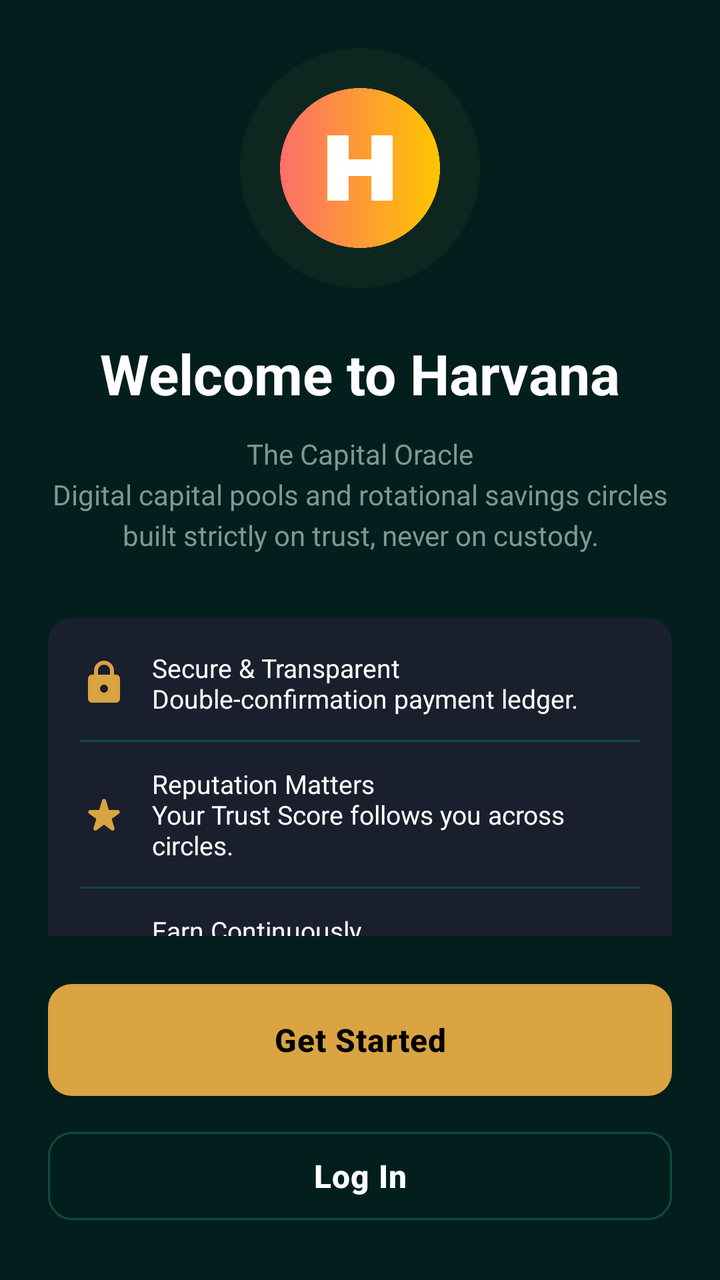
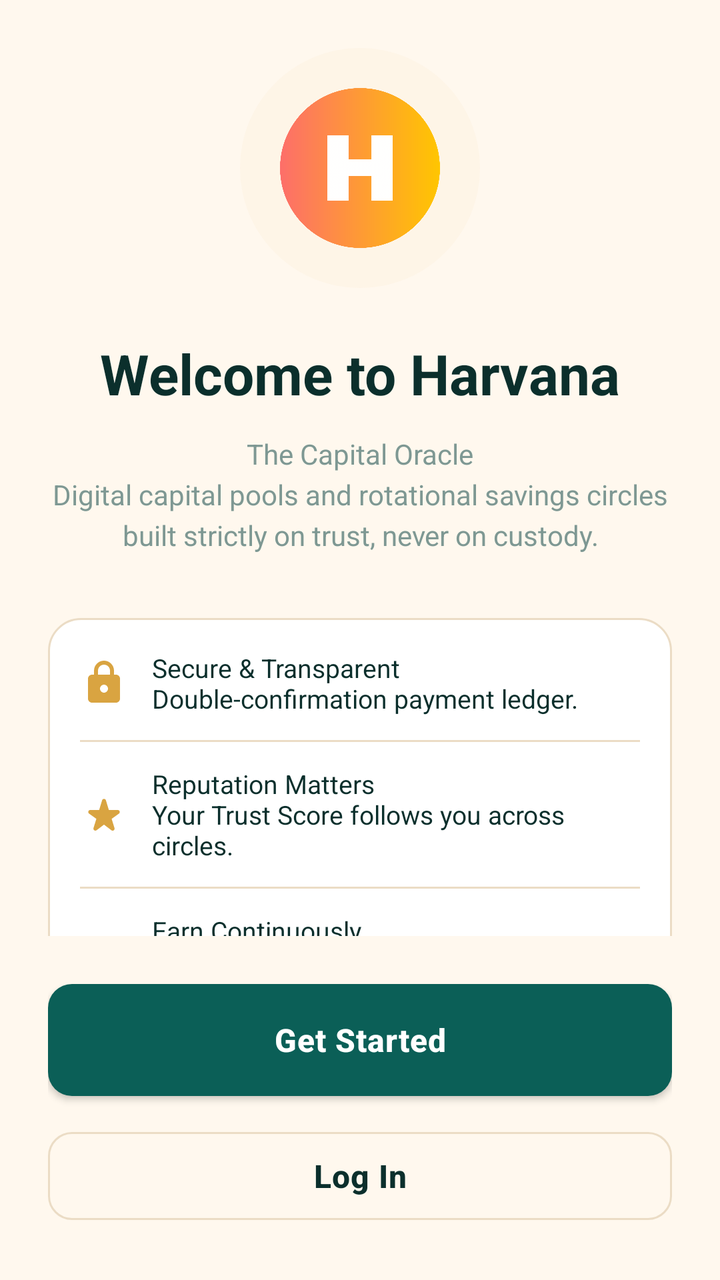

Before-and-after screenshots of an Android layout around one commit, followed by the original layout XML and the change that was made.
<!-- AndroidManifest.xml: application theme AppTheme -->
<!-- res/layout/welcome.xml -->
<?xml version="1.0" encoding="utf-8"?>
<LinearLayout
    xmlns:android="http://schemas.android.com/apk/res/android"
    xmlns:app="http://schemas.android.com/apk/res-auto"
    android:layout_width="match_parent"
    android:layout_height="match_parent"
    android:orientation="vertical"
    android:background="@color/colorBackgroundMain"
    android:id="@+id/_main">

    <androidx.core.widget.NestedScrollView
        android:layout_width="match_parent"
        android:layout_height="0dp"
        android:layout_weight="1"
        android:fillViewport="true">
        
        <LinearLayout
            android:layout_width="match_parent"
            android:layout_height="wrap_content"
            android:padding="24dp"
            android:orientation="vertical"
            android:gravity="center_vertical">

            
            <FrameLayout
                android:layout_width="120dp"
                android:layout_height="120dp"
                android:layout_gravity="center_horizontal"
                android:layout_marginBottom="24dp">
                <ImageView
                    android:layout_width="match_parent"
                    android:layout_height="match_parent"
                    android:src="@drawable/ic_harv_glow_logo"
                    android:alpha="0.5"/>
                <ImageView
                    android:layout_width="80dp"
                    android:layout_height="80dp"
                    android:layout_gravity="center"
                    android:src="@drawable/ic_launcher_round"
                    android:scaleType="fitCenter"
                    android:contentDescription="Harvana Logo" />
            </FrameLayout>

            <TextView
                android:layout_width="wrap_content"
                android:layout_height="wrap_content"
                android:text="Welcome to Harvana"
                android:textColor="#FFFFFF"
                android:textSize="28sp"
                android:textStyle="bold"
                android:layout_gravity="center_horizontal" />

            <TextView
                android:layout_width="match_parent"
                android:layout_height="wrap_content"
                android:layout_marginTop="12dp"
                android:layout_marginBottom="32dp"
                android:gravity="center_horizontal"
                android:text="The Capital Oracle\nDigital capital pools and rotational savings circles built strictly on trust, never on custody."
                android:textColor="@color/colorTextMuted"
                android:textSize="14sp"
                android:lineSpacingExtra="4dp"/>

            
            <LinearLayout
                android:layout_width="match_parent"
                android:layout_height="wrap_content"
                android:orientation="vertical"
                android:background="@drawable/bg_surface_light"
                android:padding="16dp">

                <LinearLayout
                    android:layout_width="match_parent"
                    android:layout_height="wrap_content"
                    android:gravity="center_vertical"
                    android:orientation="horizontal">
                    <ImageView
                        android:layout_width="24dp"
                        android:layout_height="24dp"
                        android:src="@drawable/icon_lock_round"
                        app:tint="@color/colorHarvOrange" />
                    <TextView
                        android:layout_width="wrap_content"
                        android:layout_height="wrap_content"
                        android:layout_marginStart="12dp"
                        android:text="Secure &amp; Transparent\nDouble-confirmation payment ledger."
                        android:textColor="#FFFFFF"
                        android:textSize="13sp" />
                </LinearLayout>

                <View android:layout_width="match_parent" android:layout_height="1dp" android:background="@color/colorStrokeBase" android:layout_marginTop="12dp" android:layout_marginBottom="12dp"/>

                <LinearLayout
                    android:layout_width="match_parent"
                    android:layout_height="wrap_content"
                    android:gravity="center_vertical"
                    android:orientation="horizontal">
                    <ImageView
                        android:layout_width="24dp"
                        android:layout_height="24dp"
                        android:src="@drawable/icon_star_rate_round"
                        app:tint="@color/colorHarvOrange" />
                    <TextView
                        android:layout_width="wrap_content"
                        android:layout_height="wrap_content"
                        android:layout_marginStart="12dp"
                        android:text="Reputation Matters\nYour Trust Score follows you across circles."
                        android:textColor="#FFFFFF"
                        android:textSize="13sp" />
                </LinearLayout>

                <View android:layout_width="match_parent" android:layout_height="1dp" android:background="@color/colorStrokeBase" android:layout_marginTop="12dp" android:layout_marginBottom="12dp"/>

                <LinearLayout
                    android:layout_width="match_parent"
                    android:layout_height="wrap_content"
                    android:gravity="center_vertical"
                    android:orientation="horizontal">
                    <ImageView
                        android:layout_width="24dp"
                        android:layout_height="24dp"
                        android:src="@drawable/ic_harv_coin" />
                    <TextView
                        android:layout_width="wrap_content"
                        android:layout_height="wrap_content"
                        android:layout_marginStart="12dp"
                        android:text="Earn Continuously\nStake HARV to earn daily protocol rewards."
                        android:textColor="#FFFFFF"
                        android:textSize="13sp" />
                </LinearLayout>
            </LinearLayout>

        </LinearLayout>
    </androidx.core.widget.NestedScrollView>

    
    <LinearLayout
        android:layout_width="match_parent"
        android:layout_height="wrap_content"
        android:orientation="vertical"
        android:padding="24dp"
        android:background="@color/colorBackgroundMain">

        <com.google.android.material.button.MaterialButton
            android:id="@+id/btn_get_started"
            android:layout_width="match_parent"
            android:layout_height="56dp"
            android:text="Get Started"
            android:textAllCaps="false"
            android:textColor="#000000"
            android:textSize="16sp"
            android:textStyle="bold"
            app:cornerRadius="12dp"
            app:backgroundTint="@color/colorHarvOrange" />

        <com.google.android.material.button.MaterialButton
            android:id="@+id/btn_login"
            style="@style/Widget.MaterialComponents.Button.OutlinedButton"
            android:layout_width="match_parent"
            android:layout_height="56dp"
            android:layout_marginTop="12dp"
            android:text="Log In"
            android:textAllCaps="false"
            android:textColor="#FFFFFF"
            android:textSize="16sp"
            android:textStyle="bold"
            app:strokeColor="@color/colorStrokeBase"
            app:cornerRadius="12dp" />

        <LinearLayout
            android:id="@+id/linear10"
            android:layout_width="match_parent"
            android:layout_height="wrap_content"
            android:gravity="center"
            android:orientation="vertical"
            android:visibility="gone">
            <TextView
                android:id="@+id/textview6"
                android:layout_width="wrap_content"
                android:layout_height="wrap_content"
                android:layout_marginTop="8dp"
                android:text="Loading Please Wait...."
                android:textColor="@color/colorTextMuted"
                android:textSize="12sp" />
            <ProgressBar
                android:id="@+id/progressbar1"
                android:layout_width="match_parent"
                android:layout_height="40dp"
                android:layout_marginTop="4dp"
                android:indeterminate="true"
                android:tint="@color/colorHarvOrange" />
        </LinearLayout>
    </LinearLayout>
</LinearLayout>
<!-- resources referenced by this layout -->
<resources>
  <color name="colorBackgroundMain">#031F1D</color>
  <color name="colorHarvOrange">#D9A441</color>
  <color name="colorStrokeBase">#144842</color>
  <color name="colorTextMuted">#7E9893</color>
  <!-- drawable bg_surface_light (drawable) -->
  <?xml version="1.0" encoding="utf-8"?>
  <shape xmlns:android="http://schemas.android.com/apk/res/android">
      <solid android:color="#1A1F2E"/>
      <corners android:radius="12dp"/>
  </shape>
  <!-- drawable ic_harv_coin (drawable) -->
  <?xml version="1.0" encoding="utf-8"?>
  <vector xmlns:android="http://schemas.android.com/apk/res/android"
      android:width="40dp" android:height="40dp" android:viewportWidth="40" android:viewportHeight="40">
      <path android:fillColor="#E9B35E" android:pathData="M20,20m-20,0a20,20 0,1 1,40 0a20,20 0,1 1,-40 0"/>
      <path android:fillColor="#FFFFFF" android:pathData="M13,10h3v8h8v-8h3v20h-3v-9h-8v9h-3z"/>
  </vector>
  <style name="HarvanaPopupMenu" parent="Widget.MaterialComponents.PopupMenu">
          <item name="android:popupBackground">@drawable/bg_popup_menu</item>
          <item name="android:popupElevation">10dp</item>
      </style>
  <style name="HarvanaSpinner" parent="Widget.AppCompat.Spinner">
          <item name="android:popupBackground">@color/colorSurface</item>
          <item name="android:dropDownSelector">@color/colorAccentRipple</item>
      </style>
  <!-- drawable ic_nav_back (drawable) -->
  <?xml version="1.0" encoding="utf-8"?>
  <vector xmlns:android="http://schemas.android.com/apk/res/android"
      android:width="24dp" android:height="24dp" android:viewportWidth="24" android:viewportHeight="24"
      android:autoMirrored="true"
      android:tint="?attr/colorControlNormal">
      <path android:fillColor="#FFFFFFFF" android:pathData="M20,11H7.83l5.59,-5.59L12,4l-8,8 8,8 1.41,-1.41L7.83,13H20v-2z" />
  </vector>
  <style name="HarvanaTextView" parent="android:Widget.TextView">
          <item name="android:textColor">@color/colorTextPrimary</item>
      </style>
  <color name="colorBackground">#FFF8EE</color>
  <color name="colorTextPrimary">#0B2F2C</color>
  <color name="colorAccent">#0B5F57</color>
  <color name="colorTextOnAccent">#FFFFFF</color>
  <color name="colorAccentDark">#084A44</color>
  <color name="colorError">#C8443F</color>
  <color name="colorTextPrimaryWhite">#FFFFFF</color>
  <color name="colorControlNormal">#587570</color>
  <color name="colorAccentRipple">#1A0B5F57</color>
  <color name="colorAccentStroke">#330B5F57</color>
  <color name="colorAccentStrong">#053D3A</color>
  <color name="colorSurface">#FFFFFF</color>
  <color name="colorTextSecondary">#3F5F5A</color>
  <color name="colorTextTertiary">#587570</color>
  <!-- drawable bg_popup_menu (drawable) -->
  <?xml version="1.0" encoding="utf-8"?>
  <shape xmlns:android="http://schemas.android.com/apk/res/android" android:shape="rectangle">
      <solid android:color="@color/colorPopupSurface" />
      <stroke android:width="1dp" android:color="@color/colorCardStroke" />
      <corners android:radius="14dp" />
  </shape>
  <style name="HarvanaDialogButton" parent="Widget.MaterialComponents.Button.TextButton.Dialog">
          <item name="android:textColor">@color/colorAccent</item>
          <item name="android:minHeight">48dp</item>
      </style>
  <style name="HarvanaBottomSheetStyle" parent="Widget.MaterialComponents.BottomSheet.Modal">
          <item name="backgroundTint">?attr/colorSurface</item>
          <item name="shapeAppearanceOverlay">@style/HarvanaBottomSheetShape</item>
      </style>
  <color name="colorPopupSurface">#F6E9D2</color>
  <color name="colorCardStroke">#EBDCC5</color>
  <style name="HarvanaBottomSheetShape" parent="">
          <item name="cornerFamily">rounded</item>
          <item name="cornerSizeTopLeft">20dp</item>
          <item name="cornerSizeTopRight">20dp</item>
          <item name="cornerSizeBottomLeft">0dp</item>
          <item name="cornerSizeBottomRight">0dp</item>
      </style>
  <!-- unchanged entries left out for length: 9 -->
</resources>

<!-- the commit's change to res/layout/welcome.xml (unified diff, before → after) -->
@@ -5,7 +5,7 @@
     android:layout_width="match_parent"
     android:layout_height="match_parent"
     android:orientation="vertical"
-    android:background="@color/colorBackgroundMain"
+    android:background="@color/colorBackground"
     android:id="@+id/_main">
 
     <androidx.core.widget.NestedScrollView
@@ -45,7 +45,7 @@
                 android:layout_width="wrap_content"
                 android:layout_height="wrap_content"
                 android:text="Welcome to Harvana"
-                android:textColor="#FFFFFF"
+                android:textColor="@color/colorTextPrimary"
                 android:textSize="28sp"
                 android:textStyle="bold"
                 android:layout_gravity="center_horizontal" />
@@ -84,7 +84,7 @@
                         android:layout_height="wrap_content"
                         android:layout_marginStart="12dp"
                         android:text="Secure &amp; Transparent\nDouble-confirmation payment ledger."
-                        android:textColor="#FFFFFF"
+                        android:textColor="@color/colorTextPrimary"
                         android:textSize="13sp" />
                 </LinearLayout>
 
@@ -105,7 +105,7 @@
                         android:layout_height="wrap_content"
                         android:layout_marginStart="12dp"
                         android:text="Reputation Matters\nYour Trust Score follows you across circles."
-                        android:textColor="#FFFFFF"
+                        android:textColor="@color/colorTextPrimary"
                         android:textSize="13sp" />
                 </LinearLayout>
 
@@ -125,7 +125,7 @@
                         android:layout_height="wrap_content"
                         android:layout_marginStart="12dp"
                         android:text="Earn Continuously\nStake HARV to earn daily protocol rewards."
-                        android:textColor="#FFFFFF"
+                        android:textColor="@color/colorTextPrimary"
                         android:textSize="13sp" />
                 </LinearLayout>
             </LinearLayout>
@@ -139,7 +139,7 @@
         android:layout_height="wrap_content"
         android:orientation="vertical"
         android:padding="24dp"
-        android:background="@color/colorBackgroundMain">
+        android:background="@color/colorBackground">
 
         <com.google.android.material.button.MaterialButton
             android:id="@+id/btn_get_started"
@@ -147,11 +147,11 @@
             android:layout_height="56dp"
             android:text="Get Started"
             android:textAllCaps="false"
-            android:textColor="#000000"
+            android:textColor="@color/colorTextOnAccent"
             android:textSize="16sp"
             android:textStyle="bold"
             app:cornerRadius="12dp"
-            app:backgroundTint="@color/colorHarvOrange" />
+            app:backgroundTint="@color/colorAccent" />
 
         <com.google.android.material.button.MaterialButton
             android:id="@+id/btn_login"
@@ -161,7 +161,7 @@
             android:layout_marginTop="12dp"
             android:text="Log In"
             android:textAllCaps="false"
-            android:textColor="#FFFFFF"
+            android:textColor="@color/colorTextPrimary"
             android:textSize="16sp"
             android:textStyle="bold"
             app:strokeColor="@color/colorStrokeBase"
<!-- resource entries referenced after the edit -->
@@ -1,14 +1,14 @@
 <!-- resources referenced by this layout -->
 <resources>
-  <color name="colorBackgroundMain">#031F1D</color>
   <color name="colorHarvOrange">#D9A441</color>
-  <color name="colorStrokeBase">#144842</color>
+  <color name="colorStrokeBase">@color/colorCardStroke</color>
   <color name="colorTextMuted">#7E9893</color>
   <!-- drawable bg_surface_light (drawable) -->
   <?xml version="1.0" encoding="utf-8"?>
   <shape xmlns:android="http://schemas.android.com/apk/res/android">
-      <solid android:color="#1A1F2E"/>
-      <corners android:radius="12dp"/>
+      <solid android:color="@color/colorSurface"/>
+      <stroke android:width="1dp" android:color="@color/colorCardStroke"/>
+      <corners android:radius="16dp"/>
   </shape>
   <!-- drawable ic_harv_coin (drawable) -->
   <?xml version="1.0" encoding="utf-8"?>
@@ -65,7 +65,7 @@
           <item name="backgroundTint">?attr/colorSurface</item>
           <item name="shapeAppearanceOverlay">@style/HarvanaBottomSheetShape</item>
       </style>
-  <color name="colorPopupSurface">#F6E9D2</color>
+  <color name="colorPopupSurface">@color/colorSurface</color>
   <color name="colorCardStroke">#EBDCC5</color>
   <style name="HarvanaBottomSheetShape" parent="">
           <item name="cornerFamily">rounded</item>
